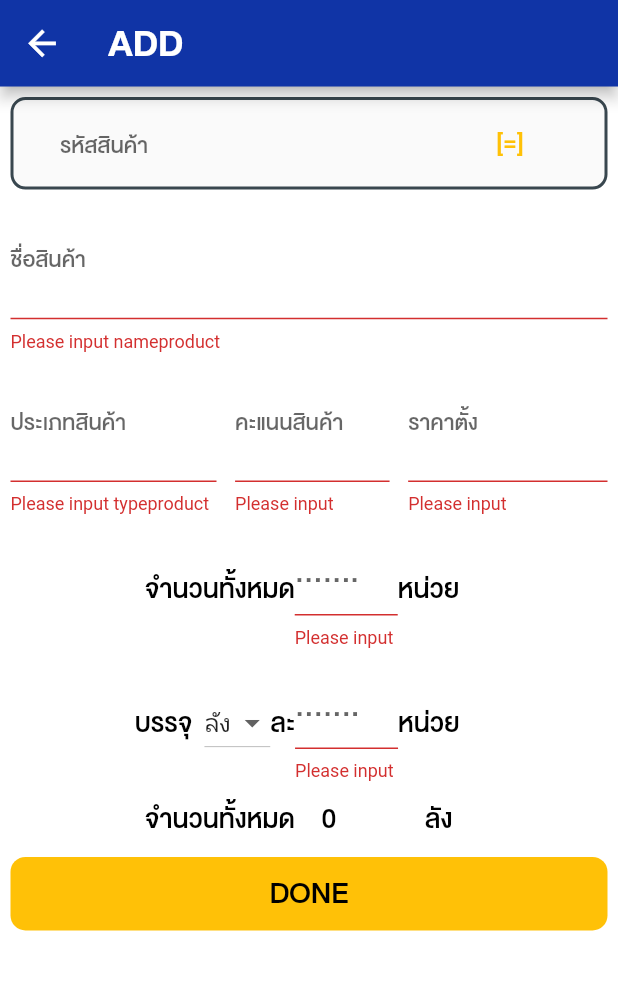
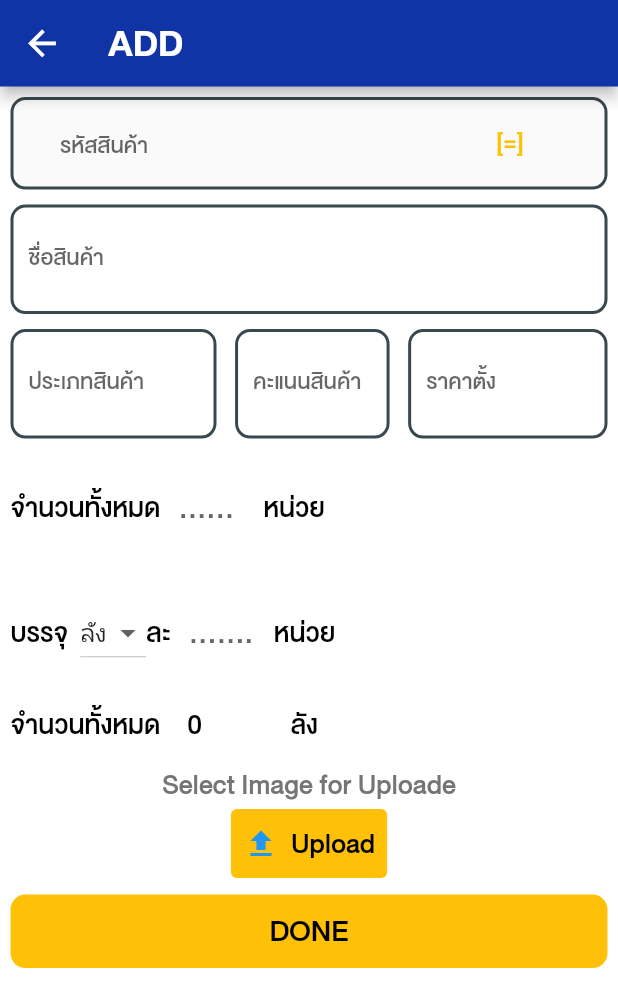
Before and after one commit to liflego/test, a Flutter app: the addnewproductpage screen opened directly, after a tap on "DONE", on a phone screen of 412 x 824 dp. Shown: the top 1007 px of the screen. Run offline on Flutter 3.47's test engine with Material 2 defaults, Android fonts, the phone set to English and light mode, and no system bars; our stand-ins replace badges, cloud_firestore, firebase_auth, firebase_core, flutter_hex_color, flutter_local_notifications and 10 more; missing offline and left inert: dart:ffi, flutter_barcode_scanner, flutter_launcher_icons, popup_card, restart_app, shared_preferences_web and 1 more; accounts and stored records are empty.

Commit message:
Update addnewproduct.dart
edit 14/02/66

```diff
--- a/lib/page/subupdate/addnewproduct.dart
+++ b/lib/page/subupdate/addnewproduct.dart
@@ -1,19 +1,18 @@
 import 'dart:async';
 import 'dart:convert';
-import 'dart:ffi';
 import 'package:flutter/material.dart';
 import 'package:flutter/services.dart';
 import 'package:flutter_barcode_scanner/flutter_barcode_scanner.dart';
 import 'package:flutter_hex_color/flutter_hex_color.dart';
 import 'package:http/http.dart' as http;
+import 'package:image_picker/image_picker.dart';
 import 'package:shared_preferences/shared_preferences.dart';
 import 'package:sigma_space/classapi/class.dart';
 import 'package:sigma_space/login.dart';
 import 'package:sigma_space/main.dart';
 import 'package:sigma_space/update.dart';
 import 'package:sizer/sizer.dart';
-import 'package:flutter/material.dart';
-import 'package:flutter/services.dart';
+import 'dart:io' as io;
 
 class addnewproductpage extends StatefulWidget {
   addnewproductpage({Key? key}) : super(key: key);
@@ -38,6 +37,10 @@ class _addnewproductpage extends State<addnewproductpage> {
   int selectedValue = 1;
   int numm = 0;
   int numper = 1;
+  io.File? selectedImage;
+
+  var resJson;
+  String message = "";
   void initState() {
     super.initState();
   }
@@ -53,8 +56,7 @@ class _addnewproductpage extends State<addnewproductpage> {
                 toolbarHeight: 7.h,
                 title: Text(
                   "ADD",
-                    style:
-                        TextStyle(fontFamily: 'newtitlefont', fontSize: 25.sp),
+                  style: TextStyle(fontFamily: 'newtitlefont', fontSize: 25.sp),
                 ),
                 backgroundColor: ColorConstants.appbarcolor,
                 leading: IconButton(
@@ -68,15 +70,11 @@ class _addnewproductpage extends State<addnewproductpage> {
                       size: 20.sp,
                     ))),
             backgroundColor: ColorConstants.backgroundbody,
-              body: SingleChildScrollView(
-                child: Form(
+            body: Form(
               key: _formkey,
-                  child: Container(
-                    height: MediaQuery.of(context).size.height,
-                    color: Colors.white,
               child: Padding(
                 padding: const EdgeInsets.all(2.0),
-                      child: Column(
+                child: ListView(
                   children: [
                     textcode(),
                     textname(),
@@ -85,7 +83,7 @@ class _addnewproductpage extends State<addnewproductpage> {
                         children: [texttype(), textscore(), textprice()]),
                     SizedBox(
                       child: textnumber(),
-                            width: MediaQuery.of(context).size.width / 1.8,
+                      width: MediaQuery.of(context).size.width / 1.5,
                     ),
                     SizedBox(
                       child: textnumberspercrate(),
@@ -93,15 +91,15 @@ class _addnewproductpage extends State<addnewproductpage> {
                     ),
                     SizedBox(
                       child: textnumber2(),
-                            width: MediaQuery.of(context).size.width / 1.8,
+                      width: MediaQuery.of(context).size.width / 1.5,
                     ),
+                    selectimage(),
                     buttondone()
                   ],
                 ),
               ),
             ),
           ),
-              )),
         );
       },
     );
@@ -403,7 +401,7 @@ class _addnewproductpage extends State<addnewproductpage> {
                   fontFamily: 'newbodyfont',
                   color: Colors.red),
               decoration: InputDecoration(
-                hintText: ".......",
+                hintText: "......",
                 labelStyle:
                     TextStyle(fontFamily: "newbodyfont", fontSize: 15.sp),
                 filled: false,
@@ -460,6 +458,29 @@ class _addnewproductpage extends State<addnewproductpage> {
     );
   }
 
+  Widget selectimage() {
+    return Padding(
+        padding: EdgeInsets.all(5),
+        child: Column(children: [
+          selectedImage == null
+              ? Text(
+                  "Select Image for Uploade",
+                  style: TextConstants.textStylenotes,
+                )
+              : Image.file(selectedImage!),
+          TextButton.icon(
+              style: ButtonStyle(
+                  backgroundColor:
+                      MaterialStateProperty.all(ColorConstants.buttoncolor)),
+              onPressed: getImage,
+              icon: Icon(Icons.upload),
+              label: Text(
+                "Upload",
+                style: TextConstants.textstyle,
+              ))
+        ]));
+  }
+
   Widget buttondone() {
     return Padding(
       padding: EdgeInsets.all(5),
@@ -472,7 +493,7 @@ class _addnewproductpage extends State<addnewproductpage> {
           ),
         ),
         child: TextButton(
-          onPressed: insertnewproduct,
+          onPressed: onUploadImage,
           child: Text(
             "DONE",
             style: TextStyle(
@@ -567,4 +588,33 @@ class _addnewproductpage extends State<addnewproductpage> {
       print("server error");
     }
   }
+
+  Future getImage() async {
+    final pickimage = await ImagePicker().getImage(source: ImageSource.gallery);
+    selectedImage = io.File(pickimage!.path);
+    setState(() {});
   }
+
+  onUploadImage() async {
+    var request = http.MultipartRequest(
+      'POST',
+      Uri.parse("http://185.78.165.189:3000/pythonapi/upload"),
+    );
+    Map<String, String> headers = {"Content-type": "multipart/form-data"};
+    request.files.add(
+      http.MultipartFile(
+        'image',
+        selectedImage!.readAsBytes().asStream(),
+        selectedImage!.lengthSync(),
+        filename: selectedImage!.path.split('/').last,
+      ),
+    );
+    request.headers.addAll(headers);
+    print("request: " + request.toString());
+    var res = await request.send();
+    http.Response response = await http.Response.fromStream(res);
+    setState(() {
+      resJson = jsonDecode(response.body);
+    });
+  }
+}
```
Lines whose indentation alone changed are shown as unchanged.
